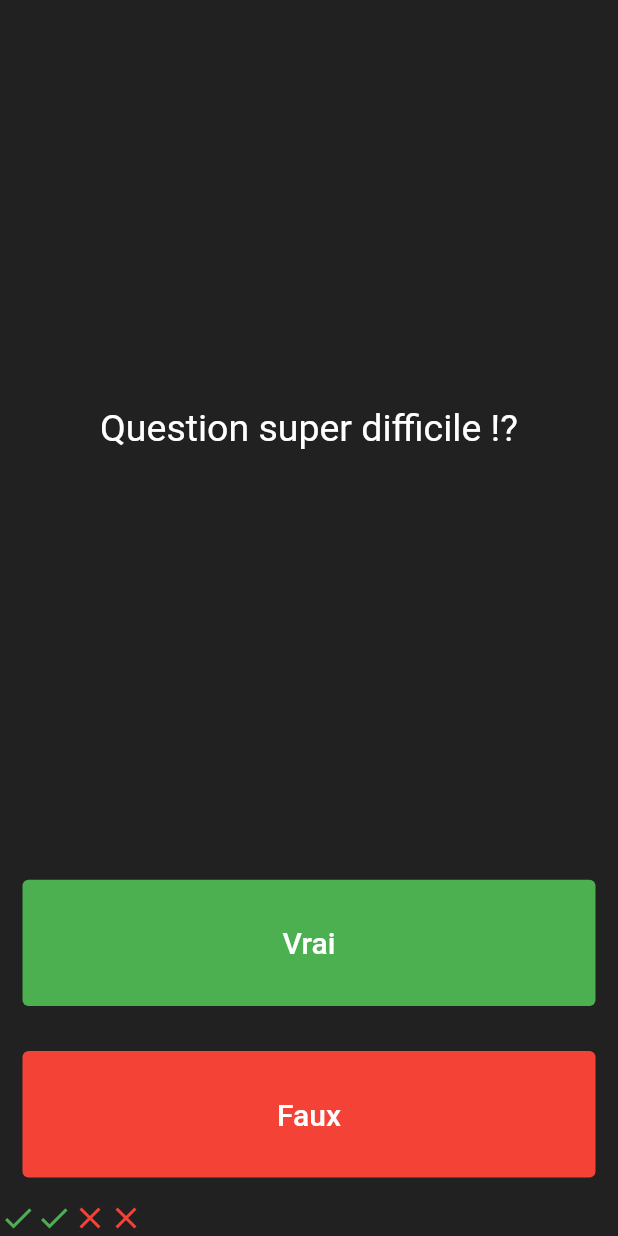
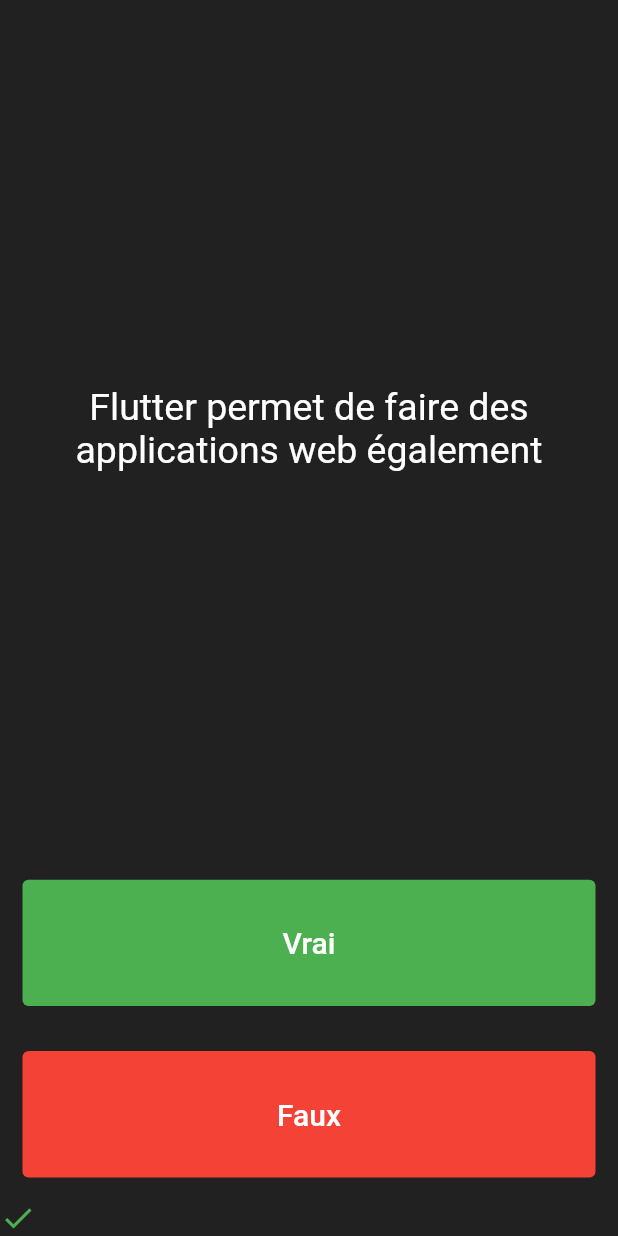
Before and after one commit to FredericMorel/quizz, a Flutter app: the screen it shows after launch, after a tap on "Vrai", on a phone screen of 412 x 824 dp. Run offline on Flutter 3.47's test engine with Material 2 defaults, Android fonts, the phone set to English and light mode, and no system bars.

Commit message:
Début du 6. Les classes

```diff
--- a/lib/main.dart
+++ b/lib/main.dart
@@ -12,12 +12,15 @@ class QuizzApp extends StatefulWidget {
 }
 
 class _QuizzAppState extends State<QuizzApp> {
-  List<Icon> suiviScore = [
-    Icon(Icons.check, color: Colors.green),
-    Icon(Icons.check, color: Colors.green),
-    Icon(Icons.close, color: Colors.red),
-    Icon(Icons.close, color: Colors.red),
+  List<Icon> suiviScore = [];
+  List<String> questions = [
+    "Le piton des neiges est un volcan de la Réunion",
+    "Flutter permet de faire des applications web également",
+    "PHP est le langage utilisé par flutter",
+    "The end"
   ];
+  List<bool> reponses = [true, true, false];
+  int questionNumber = 0;
   @override
   Widget build(BuildContext context) {
     return MaterialApp(
@@ -36,7 +39,7 @@ class _QuizzAppState extends State<QuizzApp> {
                     padding: const EdgeInsets.symmetric(horizontal: 10.0),
                     child: Center(
                       child: Text(
-                        "Question super difficile !?",
+                        questions[questionNumber],
                         textAlign: TextAlign.center,
                         style: TextStyle(color: Colors.white, fontSize: 25.0),
                       ),
@@ -44,7 +47,7 @@ class _QuizzAppState extends State<QuizzApp> {
                   ),
                 ),
 
-                /* Bouton vrai */
+                /* --------------- Bouton vrai ---------------------*/
                 Expanded(
                   child: Padding(
                     padding: const EdgeInsets.all(15),
@@ -52,7 +55,20 @@ class _QuizzAppState extends State<QuizzApp> {
                       style: ButtonStyle(
                           backgroundColor:
                               MaterialStateProperty.all<Color>(Colors.green)),
-                      onPressed: () => {print("hello")},
+                      onPressed: () {
+                        bool bonnereponse = reponses[questionNumber];
+                        setState(() {
+                          if (bonnereponse == false) {
+                            suiviScore
+                                .add(Icon(Icons.close, color: Colors.red));
+                          } else {
+                            suiviScore
+                                .add(Icon(Icons.check, color: Colors.green));
+                          }
+
+                          questionNumber++;
+                        });
+                      },
                       child: Text(
                         "Vrai",
                         style: TextStyle(color: Colors.white, fontSize: 20.0),
@@ -61,7 +77,7 @@ class _QuizzAppState extends State<QuizzApp> {
                   ),
                 ),
 
-                /* Bouton Faux */
+                /* ----------------------  Bouton Faux --------------------------*/
                 Expanded(
                   child: Padding(
                     padding: const EdgeInsets.all(15),
@@ -69,7 +85,20 @@ class _QuizzAppState extends State<QuizzApp> {
                       style: ButtonStyle(
                           backgroundColor:
                               MaterialStateProperty.all<Color>(Colors.red)),
-                      onPressed: () => {print("hello")},
+                      onPressed: () {
+                        bool bonnereponse = reponses[questionNumber];
+                        setState(() {
+                          if (bonnereponse == true) {
+                            suiviScore
+                                .add(Icon(Icons.close, color: Colors.red));
+                          } else {
+                            suiviScore
+                                .add(Icon(Icons.check, color: Colors.green));
+                          }
+
+                          questionNumber++;
+                        });
+                      },
                       child: Text(
                         "Faux",
                         style: TextStyle(color: Colors.white, fontSize: 20.0),
```
Also changed, not shown: lib/question.dart (added).
